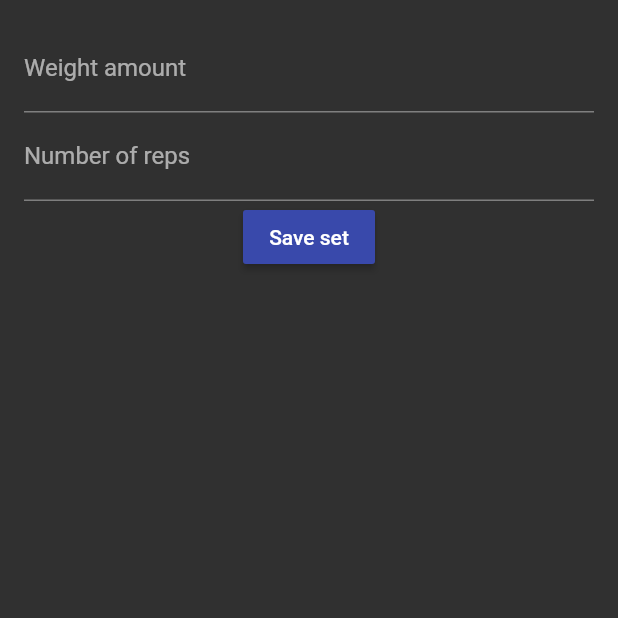
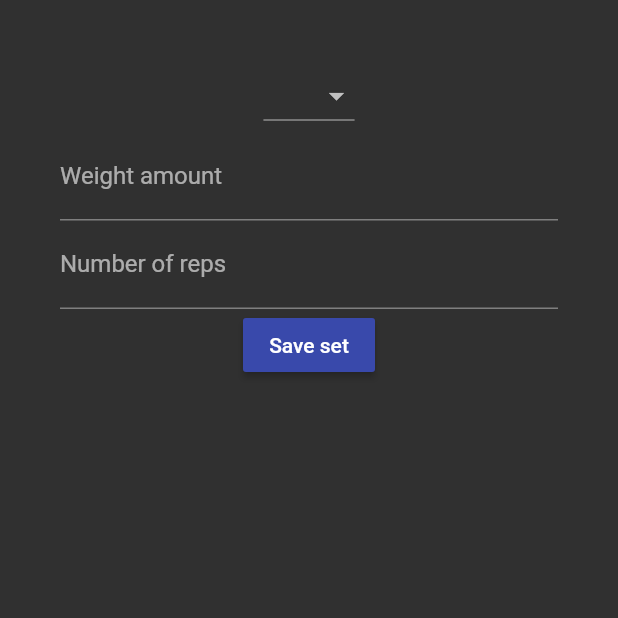
Before and after one commit to BigMacStorm/FlutterWorkoutApp, a Flutter app: the screen it shows after launch, on a phone screen of 412 x 824 dp, the top half of it. Run offline on Flutter 3.47's test engine with Material 2 defaults, Android fonts, the phone set to English and light mode, and no system bars.

Commit message:
Added dropdown, crashing occasionally
Added a dropdown, but the value reference seems to be causing the app to crash on boot, not super sure why. Need to edit layout a bit, currently doing a container with a column in it, might move towards more of a fitted box or something. I mostly just want the text input fields to be bigger (decorators?) and to have some vertial padding, with the button lower and bigger also. Also need to add pages for exercise saving and graphs, and of course the sqflite stuff.

```diff
--- a/lib/view/home.dart
+++ b/lib/view/home.dart
@@ -11,6 +11,9 @@ class GainsLogHome extends StatefulWidget{
 class GainsLogHomeState extends State<GainsLogHome> {
   double setWeight = 0.0;
   double repCount = 0.0;
+
+  List<String> listExercise = <String>['Curls', 'Flys'];
+  String selectedExercise = "Test";
 
   static final GlobalKey<GainsLogHomeState> _scaffoldKey = new GlobalKey<GainsLogHomeState>();
   @override
@@ -26,6 +29,20 @@ class GainsLogHomeState extends State<GainsLogHome> {
 
   @override
   Widget build(BuildContext context) {
+    DropdownButton exerciseDropdown = new DropdownButton<String>(
+      //value: selectedExercise,
+      onChanged: (String exercise){
+        setState(() {
+          selectedExercise = exercise;
+        });
+      },
+      items: listExercise.map((String exercise) {
+        return new DropdownMenuItem<String>(
+          value: exercise,
+          child: new Text(exercise),
+        );
+      }).toList(),
+    );
 
     TextField setWeightField = new TextField(
       keyboardType: TextInputType.number,
@@ -60,9 +77,10 @@ class GainsLogHomeState extends State<GainsLogHome> {
       drawer: new GainsLogDrawer(),
 
       body: new Container(
-          padding: const EdgeInsets.all(16.0),
+          padding: const EdgeInsets.all(40.0),
+          alignment: Alignment.bottomCenter,
           child: new Column(
-              children: [setWeightField, repCountField, calculateButton]
+              children: [exerciseDropdown, setWeightField, repCountField, calculateButton]
           )
       )
     );
```
